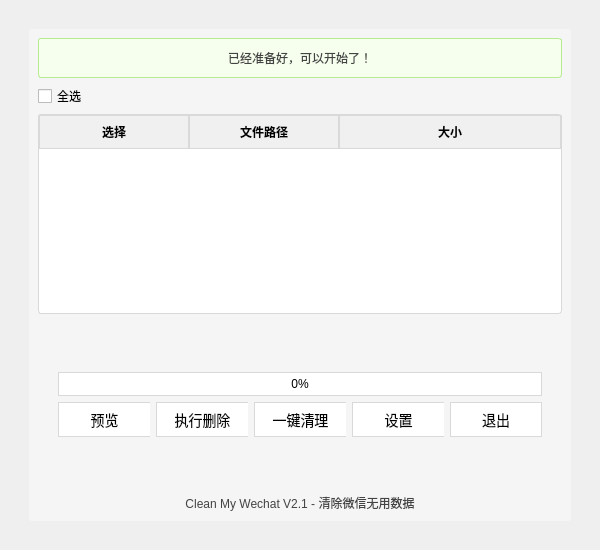
This is images/main.ui in blackboxo/CleanMyWechat as Qt 5 draws it before an edit. The edited form follows.
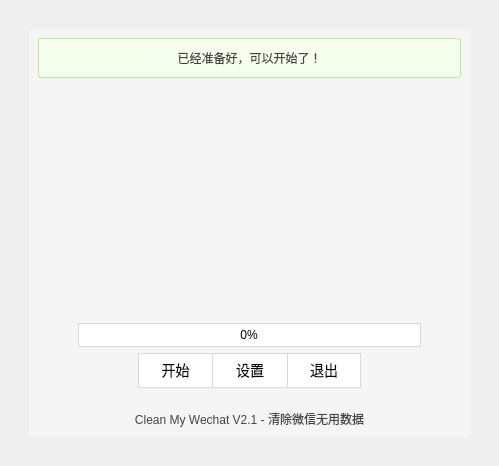
This is the edited form. Icons and pictures are not drawn.

Commit message: Restore branded UI and fix xwechat detection

Diff of the .ui file:
```diff
--- a/images/main.ui
+++ b/images/main.ui
@@ -6,8 +6,8 @@
    <rect>
     <x>0</x>
     <y>0</y>
-    <width>600</width>
-    <height>550</height>
+    <width>499</width>
+    <height>466</height>
    </rect>
   </property>
   <property name="windowTitle">
@@ -34,7 +34,7 @@
       </property>
       <property name="sizeHint" stdset="0">
        <size>
-        <width>20</width>
+        <width>40</width>
         <height>20</height>
        </size>
       </property>
@@ -47,7 +47,7 @@
       </property>
       <property name="sizeHint" stdset="0">
        <size>
-        <width>20</width>
+        <width>40</width>
         <height>20</height>
        </size>
       </property>
@@ -61,7 +61,7 @@
       <property name="sizeHint" stdset="0">
        <size>
         <width>20</width>
-        <height>20</height>
+        <height>40</height>
        </size>
       </property>
      </spacer>
@@ -74,7 +74,7 @@
       <property name="sizeHint" stdset="0">
        <size>
         <width>20</width>
-        <height>20</height>
+        <height>40</height>
        </size>
       </property>
      </spacer>
@@ -126,125 +126,6 @@
          </property>
         </widget>
        </item>
-       <item>
-        <layout class="QHBoxLayout" name="horizontalLayout_table_header">
-         <item>
-          <widget class="QCheckBox" name="check_select_all">
-           <property name="text">
-            <string>全选</string>
-           </property>
-          </widget>
-         </item>
-         <item>
-          <spacer name="horizontalSpacer_table">
-           <property name="orientation">
-            <enum>Qt::Horizontal</enum>
-           </property>
-           <property name="sizeHint" stdset="0">
-            <size>
-             <width>40</width>
-             <height>20</height>
-            </size>
-           </property>
-          </spacer>
-         </item>
-        </layout>
-       </item>
-       <item>
-        <widget class="QTableWidget" name="table_files">
-         <property name="minimumSize">
-          <size>
-           <width>0</width>
-           <height>200</height>
-          </size>
-         </property>
-         <property name="styleSheet">
-          <string notr="true">.QTableWidget {
-	background-color: #fff;
-	border: 1px solid #d9d9d9;
-	border-radius: 3px;
-}
-QTableWidget::item {
-	padding: 5px;
-}
-QTableWidget::item:selected {
-	background-color: #1890ff;
-}
-QHeaderView::section {
-	background-color: #f0f0f0;
-	padding: 5px;
-	border: 1px solid #d9d9d9;
-	font-weight: bold;
-}</string>
-         </property>
-         <property name="editTriggers">
-          <set>QAbstractItemView::NoEditTriggers</set>
-         </property>
-         <property name="selectionMode">
-          <enum>QAbstractItemView::SingleSelection</enum>
-         </property>
-         <property name="selectionBehavior">
-          <enum>QAbstractItemView::SelectRows</enum>
-         </property>
-         <property name="showGrid">
-          <bool>true</bool>
-         </property>
-         <property name="gridStyle">
-          <enum>Qt::SolidLine</enum>
-         </property>
-         <property name="columnCount">
-          <number>3</number>
-         </property>
-         <attribute name="horizontalHeaderDefaultSectionSize">
-          <number>150</number>
-         </attribute>
-         <attribute name="horizontalHeaderHighlightSections">
-          <bool>true</bool>
-         </attribute>
-         <attribute name="horizontalHeaderMinimumSectionSize">
-          <number>50</number>
-         </attribute>
-         <attribute name="horizontalHeaderShowSortIndicator" stdset="0">
-          <bool>false</bool>
-         </attribute>
-         <attribute name="horizontalHeaderStretchLastSection">
-          <bool>true</bool>
-         </attribute>
-         <attribute name="verticalHeaderVisible">
-          <bool>false</bool>
-         </attribute>
-         <attribute name="verticalHeaderDefaultSectionSize">
-          <number>30</number>
-         </attribute>
-         <attribute name="verticalHeaderHighlightSections">
-          <bool>true</bool>
-         </attribute>
-         <attribute name="verticalHeaderMinimumSectionSize">
-          <number>30</number>
-         </attribute>
-         <attribute name="verticalHeaderShowSortIndicator" stdset="0">
-          <bool>false</bool>
-         </attribute>
-         <attribute name="verticalHeaderStretchLastSection">
-          <bool>false</bool>
-         </attribute>
-         <column>
-          <property name="text">
-           <string>选择</string>
-          </property>
-         </column>
-         <column>
-          <property name="text">
-           <string>文件路径</string>
-          </property>
-         </column>
-         <column>
-          <property name="text">
-           <string>大小</string>
-          </property>
-         </column>
-        </widget>
-       </item>
        <item>
         <spacer name="verticalSpacer_4">
          <property name="orientation">
@@ -253,7 +134,71 @@
          <property name="sizeHint" stdset="0">
           <size>
            <width>20</width>
-           <height>10</height>
+           <height>40</height>
+          </size>
+         </property>
+        </spacer>
+       </item>
+       <item>
+        <layout class="QHBoxLayout" name="horizontalLayout_7">
+         <item>
+          <spacer name="horizontalSpacer_13">
+           <property name="orientation">
+            <enum>Qt::Horizontal</enum>
+           </property>
+           <property name="sizeHint" stdset="0">
+            <size>
+             <width>40</width>
+             <height>20</height>
+            </size>
+           </property>
+          </spacer>
+         </item>
+         <item>
+          <widget class="QLabel" name="lab_logo">
+           <property name="minimumSize">
+            <size>
+             <width>200</width>
+             <height>200</height>
+            </size>
+           </property>
+           <property name="styleSheet">
+            <string notr="true">.QLabel {
+	image: url(:/icon/wechat.png);
+}</string>
+           </property>
+           <property name="text">
+            <string/>
+           </property>
+           <property name="alignment">
+            <set>Qt::AlignCenter</set>
+           </property>
+          </widget>
+         </item>
+         <item>
+          <spacer name="horizontalSpacer_14">
+           <property name="orientation">
+            <enum>Qt::Horizontal</enum>
+           </property>
+           <property name="sizeHint" stdset="0">
+            <size>
+             <width>40</width>
+             <height>20</height>
+            </size>
+           </property>
+          </spacer>
+         </item>
+        </layout>
+       </item>
+       <item>
+        <spacer name="verticalSpacer_5">
+         <property name="orientation">
+          <enum>Qt::Vertical</enum>
+         </property>
+         <property name="sizeHint" stdset="0">
+          <size>
+           <width>20</width>
+           <height>40</height>
           </size>
          </property>
         </spacer>
@@ -270,7 +215,7 @@
            </property>
            <property name="sizeHint" stdset="0">
             <size>
-             <width>20</width>
+             <width>40</width>
              <height>20</height>
             </size>
            </property>
@@ -332,7 +277,7 @@
            </property>
            <property name="sizeHint" stdset="0">
             <size>
-             <width>20</width>
+             <width>40</width>
              <height>20</height>
             </size>
            </property>
@@ -341,7 +286,10 @@
         </layout>
        </item>
        <item>
-        <layout class="QHBoxLayout" name="horizontalLayout_buttons">
+        <layout class="QHBoxLayout" name="horizontalLayout_3">
+         <property name="spacing">
+          <number>0</number>
+         </property>
          <item>
           <spacer name="horizontalSpacer_5">
            <property name="orientation">
@@ -352,80 +300,12 @@
            </property>
            <property name="sizeHint" stdset="0">
             <size>
-             <width>20</width>
+             <width>100</width>
              <height>20</height>
             </size>
            </property>
           </spacer>
          </item>
-         <item>
-          <widget class="QLabel" name="lab_preview">
-           <property name="minimumSize">
-            <size>
-             <width>0</width>
-             <height>35</height>
-            </size>
-           </property>
-           <property name="styleSheet">
-            <string notr="true">.QLabel {
-    color: rgba(0,0,0,.65);
-    background-color: #fff;
-    border: 1px solid #d9d9d9;
-	border-right: 0px; 
-	height: 24px;
-	font-size: 14px;
-	padding: 0px 10px;
-}
-.QLabel:hover {
-    color: #40a9ff;
-    background-color: #fff;
-    border: 1px solid #40a9ff;
-	height: 24px;
-	font-size: 14px
-}</string>
-           </property>
-           <property name="text">
-            <string>预览</string>
-           </property>
-           <property name="alignment">
-            <set>Qt::AlignCenter</set>
-           </property>
-          </widget>
-         </item>
-         <item>
-          <widget class="QLabel" name="lab_execute_delete">
-           <property name="minimumSize">
-            <size>
-             <width>0</width>
-             <height>35</height>
-            </size>
-           </property>
-           <property name="styleSheet">
-            <string notr="true">.QLabel {
-    color: rgba(0,0,0,.65);
-    background-color: #fff;
-    border: 1px solid #d9d9d9;
-	border-right: 0px; 
-	height: 24px;
-	font-size: 14px;
-	padding: 0px 10px;
-}
-.QLabel:hover {
-    color: #40a9ff;
-    background-color: #fff;
-    border: 1px solid #40a9ff;
-	height: 24px;
-	font-size: 14px
-}</string>
-           </property>
-           <property name="text">
-            <string>执行删除</string>
-           </property>
-           <property name="alignment">
-            <set>Qt::AlignCenter</set>
-           </property>
-          </widget>
-         </item>
          <item>
           <widget class="QLabel" name="lab_clean">
            <property name="styleSheet">
@@ -447,7 +327,7 @@
 }</string>
            </property>
            <property name="text">
-            <string>一键清理</string>
+            <string>&lt;html&gt;&lt;head/&gt;&lt;body&gt;&lt;p&gt;开始&lt;/p&gt;&lt;/body&gt;&lt;/html&gt;</string>
            </property>
            <property name="alignment">
             <set>Qt::AlignCenter</set>
@@ -481,7 +361,7 @@
 }</string>
            </property>
            <property name="text">
-            <string>设置</string>
+            <string>&lt;html&gt;&lt;head/&gt;&lt;body&gt;&lt;p&gt;设置&lt;/p&gt;&lt;/body&gt;&lt;/html&gt;</string>
            </property>
            <property name="alignment">
             <set>Qt::AlignCenter</set>
@@ -515,7 +395,7 @@
 }</string>
            </property>
            <property name="text">
-            <string>退出</string>
+            <string>&lt;html&gt;&lt;head/&gt;&lt;body&gt;&lt;p&gt;退出&lt;/p&gt;&lt;/body&gt;&lt;/html&gt;</string>
            </property>
            <property name="alignment">
             <set>Qt::AlignCenter</set>
@@ -532,7 +412,7 @@
            </property>
            <property name="sizeHint" stdset="0">
             <size>
-             <width>20</width>
+             <width>100</width>
              <height>20</height>
             </size>
            </property>
@@ -548,7 +428,7 @@
          <property name="sizeHint" stdset="0">
           <size>
            <width>20</width>
-           <height>10</height>
+           <height>40</height>
           </size>
          </property>
         </spacer>
```
The commit also changes 2 other files.
